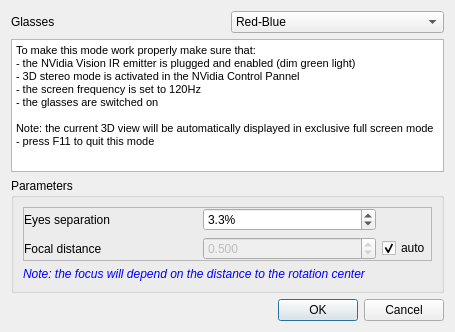
Qt form common/ui_templates/stereoModeDlg.ui (CloudCompare/CloudCompare) before a commit.
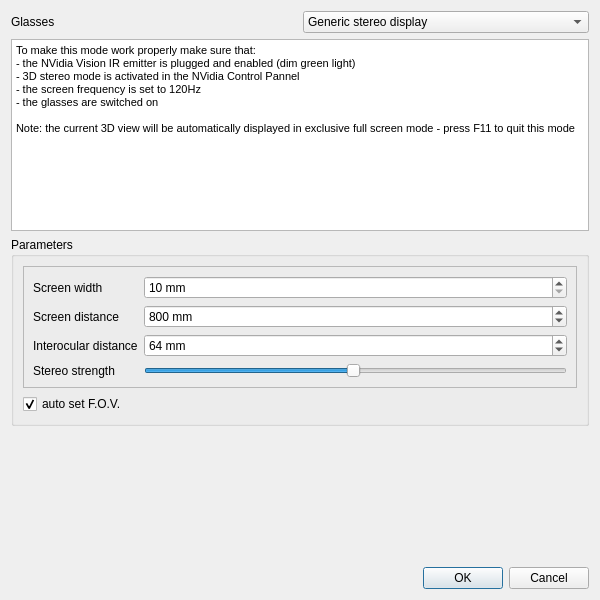
The same form after that commit. Icons and pictures are not drawn.

Commit message: Stereo mode updated: - New stereo mode (Generic stereo display) to handle more stereo displays (PluraView, etc.) - New stereo parameters (screen/display size, distance to screen, and eye separation)

What changed in the file:
```diff
--- a/common/ui_templates/stereoModeDlg.ui
+++ b/common/ui_templates/stereoModeDlg.ui
@@ -6,8 +6,8 @@
    <rect>
     <x>0</x>
     <y>0</y>
-    <width>455</width>
-    <height>332</height>
+    <width>600</width>
+    <height>600</height>
    </rect>
   </property>
   <property name="windowTitle">
@@ -25,6 +25,9 @@
      </item>
      <item>
       <widget class="QComboBox" name="glassTypeComboBox">
+       <property name="currentIndex">
+        <number>6</number>
+       </property>
        <item>
         <property name="text">
          <string>Red-Blue</string>
@@ -79,6 +82,15 @@
           <normaloff>:/CC/images/oculus.png</normaloff>:/CC/images/oculus.png</iconset>
         </property>
        </item>
+       <item>
+        <property name="text">
+         <string extracomment="Generic stereo display (e.g. PluraView)">Generic stereo display</string>
+        </property>
+        <property name="icon">
+         <iconset resource="../../qCC/icones.qrc">
+          <normaloff>:/CC/images/ccStereo.png</normaloff>:/CC/images/ccStereo.png</iconset>
+        </property>
+       </item>
       </widget>
      </item>
     </layout>
@@ -89,14 +101,14 @@
       <string>&lt;!DOCTYPE HTML PUBLIC &quot;-//W3C//DTD HTML 4.0//EN&quot; &quot;http://www.w3.org/TR/REC-html40/strict.dtd&quot;&gt;
 &lt;html&gt;&lt;head&gt;&lt;meta name=&quot;qrichtext&quot; content=&quot;1&quot; /&gt;&lt;style type=&quot;text/css&quot;&gt;
 p, li { white-space: pre-wrap; }
-&lt;/style&gt;&lt;/head&gt;&lt;body style=&quot; font-family:'MS Shell Dlg 2'; font-size:8.25pt; font-weight:400; font-style:normal;&quot;&gt;
-&lt;p style=&quot; margin-top:0px; margin-bottom:0px; margin-left:0px; margin-right:0px; -qt-block-indent:0; text-indent:0px;&quot;&gt;&lt;span style=&quot; font-size:8pt;&quot;&gt;To make this mode work properly make sure that:&lt;/span&gt;&lt;/p&gt;
-&lt;p style=&quot; margin-top:0px; margin-bottom:0px; margin-left:0px; margin-right:0px; -qt-block-indent:0; text-indent:0px;&quot;&gt;&lt;span style=&quot; font-size:8pt;&quot;&gt;- the NVidia Vision IR emitter is plugged and enabled (dim green light)&lt;/span&gt;&lt;/p&gt;
-&lt;p style=&quot; margin-top:0px; margin-bottom:0px; margin-left:0px; margin-right:0px; -qt-block-indent:0; text-indent:0px;&quot;&gt;&lt;span style=&quot; font-size:8pt;&quot;&gt;- 3D stereo mode is activated in the NVidia Control Pannel&lt;/span&gt;&lt;/p&gt;
-&lt;p style=&quot; margin-top:0px; margin-bottom:0px; margin-left:0px; margin-right:0px; -qt-block-indent:0; text-indent:0px;&quot;&gt;&lt;span style=&quot; font-size:8pt;&quot;&gt;- the screen frequency is set to 120Hz&lt;/span&gt;&lt;/p&gt;
-&lt;p style=&quot; margin-top:0px; margin-bottom:0px; margin-left:0px; margin-right:0px; -qt-block-indent:0; text-indent:0px;&quot;&gt;&lt;span style=&quot; font-size:8pt;&quot;&gt;- the glasses are switched on&lt;/span&gt;&lt;/p&gt;
-&lt;p style=&quot;-qt-paragraph-type:empty; margin-top:0px; margin-bottom:0px; margin-left:0px; margin-right:0px; -qt-block-indent:0; text-indent:0px; font-size:8pt;&quot;&gt;&lt;br /&gt;&lt;/p&gt;
-&lt;p style=&quot; margin-top:0px; margin-bottom:0px; margin-left:0px; margin-right:0px; -qt-block-indent:0; text-indent:0px;&quot;&gt;&lt;span style=&quot; font-size:8pt;&quot;&gt;Note: the current 3D view will be automatically displayed in exclusive full screen mode - press F11 to quit this mode&lt;/span&gt;&lt;/p&gt;&lt;/body&gt;&lt;/html&gt;</string>
+&lt;/style&gt;&lt;/head&gt;&lt;body style=&quot; font-family:'MS Shell Dlg 2'; font-size:8pt; font-weight:400; font-style:normal;&quot;&gt;
+&lt;p style=&quot; margin-top:0px; margin-bottom:0px; margin-left:0px; margin-right:0px; -qt-block-indent:0; text-indent:0px;&quot;&gt;To make this mode work properly make sure that:&lt;/p&gt;
+&lt;p style=&quot; margin-top:0px; margin-bottom:0px; margin-left:0px; margin-right:0px; -qt-block-indent:0; text-indent:0px;&quot;&gt;- the NVidia Vision IR emitter is plugged and enabled (dim green light)&lt;/p&gt;
+&lt;p style=&quot; margin-top:0px; margin-bottom:0px; margin-left:0px; margin-right:0px; -qt-block-indent:0; text-indent:0px;&quot;&gt;- 3D stereo mode is activated in the NVidia Control Pannel&lt;/p&gt;
+&lt;p style=&quot; margin-top:0px; margin-bottom:0px; margin-left:0px; margin-right:0px; -qt-block-indent:0; text-indent:0px;&quot;&gt;- the screen frequency is set to 120Hz&lt;/p&gt;
+&lt;p style=&quot; margin-top:0px; margin-bottom:0px; margin-left:0px; margin-right:0px; -qt-block-indent:0; text-indent:0px;&quot;&gt;- the glasses are switched on&lt;/p&gt;
+&lt;p style=&quot;-qt-paragraph-type:empty; margin-top:0px; margin-bottom:0px; margin-left:0px; margin-right:0px; -qt-block-indent:0; text-indent:0px;&quot;&gt;&lt;br /&gt;&lt;/p&gt;
+&lt;p style=&quot; margin-top:0px; margin-bottom:0px; margin-left:0px; margin-right:0px; -qt-block-indent:0; text-indent:0px;&quot;&gt;Note: the current 3D view will be automatically displayed in exclusive full screen mode - press F11 to quit this mode&lt;/p&gt;&lt;/body&gt;&lt;/html&gt;</string>
      </property>
     </widget>
    </item>
@@ -115,83 +127,98 @@
          <enum>QFrame::Raised</enum>
         </property>
         <layout class="QGridLayout" name="gridLayout">
-         <property name="leftMargin">
-          <number>0</number>
-         </property>
-         <property name="topMargin">
-          <number>0</number>
-         </property>
-         <property name="rightMargin">
-          <number>0</number>
-         </property>
-         <property name="bottomMargin">
-          <number>0</number>
-         </property>
-         <item row="0" column="1">
-          <widget class="QDoubleSpinBox" name="eyeSepDoubleSpinBox">
-           <property name="suffix">
-            <string notr="true">%</string>
-           </property>
-           <property name="decimals">
-            <number>1</number>
-           </property>
-           <property name="minimum">
-            <double>0.100000000000000</double>
-           </property>
-           <property name="singleStep">
-            <double>0.100000000000000</double>
-           </property>
-           <property name="value">
-            <double>3.300000000000000</double>
-           </property>
-          </widget>
-         </item>
          <item row="0" column="0">
           <widget class="QLabel" name="label_3">
            <property name="text">
-            <string>Eyes separation</string>
+            <string>Screen width</string>
+           </property>
+          </widget>
+         </item>
+         <item row="0" column="1">
+          <widget class="QSpinBox" name="screenWidthSpinBox">
+           <property name="suffix">
+            <string> mm</string>
+           </property>
+           <property name="minimum">
+            <number>10</number>
+           </property>
+           <property name="maximum">
+            <number>100000</number>
+           </property>
+           <property name="singleStep">
+            <number>10</number>
            </property>
           </widget>
          </item>
          <item row="1" column="0">
-          <widget class="QLabel" name="label_2">
+          <widget class="QLabel" name="label_5">
            <property name="text">
-            <string>Focal distance</string>
+            <string>Screen distance</string>
            </property>
           </widget>
          </item>
-         <item row="1" column="2">
-          <widget class="QCheckBox" name="autoFocalCheckBox">
-           <property name="sizePolicy">
-            <sizepolicy hsizetype="Maximum" vsizetype="Fixed">
-             <horstretch>0</horstretch>
-             <verstretch>0</verstretch>
-            </sizepolicy>
-           </property>
+         <item row="2" column="0">
+          <widget class="QLabel" name="label_6">
            <property name="text">
-            <string>auto</string>
+            <string>Interocular distance</string>
            </property>
-           <property name="checked">
-            <bool>true</bool>
+          </widget>
+         </item>
+         <item row="2" column="1">
+          <widget class="QSpinBox" name="eyeDistanceSpinBox">
+           <property name="suffix">
+            <string> mm</string>
+           </property>
+           <property name="minimum">
+            <number>1</number>
+           </property>
+           <property name="maximum">
+            <number>1000</number>
+           </property>
+           <property name="value">
+            <number>64</number>
            </property>
           </widget>
          </item>
          <item row="1" column="1">
-          <widget class="QDoubleSpinBox" name="focalDoubleSpinBox">
-           <property name="enabled">
-            <bool>false</bool>
+          <widget class="QSpinBox" name="screenDiistanceSpinBox">
+           <property name="suffix">
+            <string> mm</string>
            </property>
-           <property name="decimals">
-            <number>3</number>
+           <property name="minimum">
+            <number>10</number>
            </property>
+           <property name="maximum">
+            <number>1000000</number>
+           </property>
+           <property name="singleStep">
+            <number>50</number>
+           </property>
+           <property name="value">
+            <number>800</number>
+           </property>
+          </widget>
+         </item>
+         <item row="3" column="0">
+          <widget class="QLabel" name="label_2">
+           <property name="text">
+            <string>Stereo strength</string>
+           </property>
+          </widget>
+         </item>
+         <item row="3" column="1">
+          <widget class="QSlider" name="stereoStrengthHorizontalSlider">
            <property name="minimum">
-            <double>0.000000000000000</double>
+            <number>1</number>
            </property>
            <property name="maximum">
-            <double>1000000.000000000000000</double>
+            <number>100</number>
            </property>
            <property name="value">
-            <double>0.500000000000000</double>
+            <number>50</number>
+           </property>
+           <property name="orientation">
+            <enum>Qt::Horizontal</enum>
            </property>
           </widget>
          </item>
@@ -199,17 +226,18 @@
        </widget>
       </item>
       <item>
-       <widget class="QLabel" name="autoFocusLabel">
-        <property name="font">
-         <font>
-          <italic>true</italic>
-         </font>
-        </property>
-        <property name="styleSheet">
-         <string notr="true">color: blue;</string>
+       <widget class="QCheckBox" name="autoFocalCheckBox">
+        <property name="sizePolicy">
+         <sizepolicy hsizetype="Maximum" vsizetype="Fixed">
+          <horstretch>0</horstretch>
+          <verstretch>0</verstretch>
+         </sizepolicy>
         </property>
         <property name="text">
-         <string>Note: the focus will depend on the distance to the rotation center</string>
+         <string>auto set F.O.V.</string>
+        </property>
+        <property name="checked">
+         <bool>true</bool>
         </property>
        </widget>
       </item>
```
Left out of the diff: 34 changed lines with no effect on the pictures. The commit also changes 7 other files.
